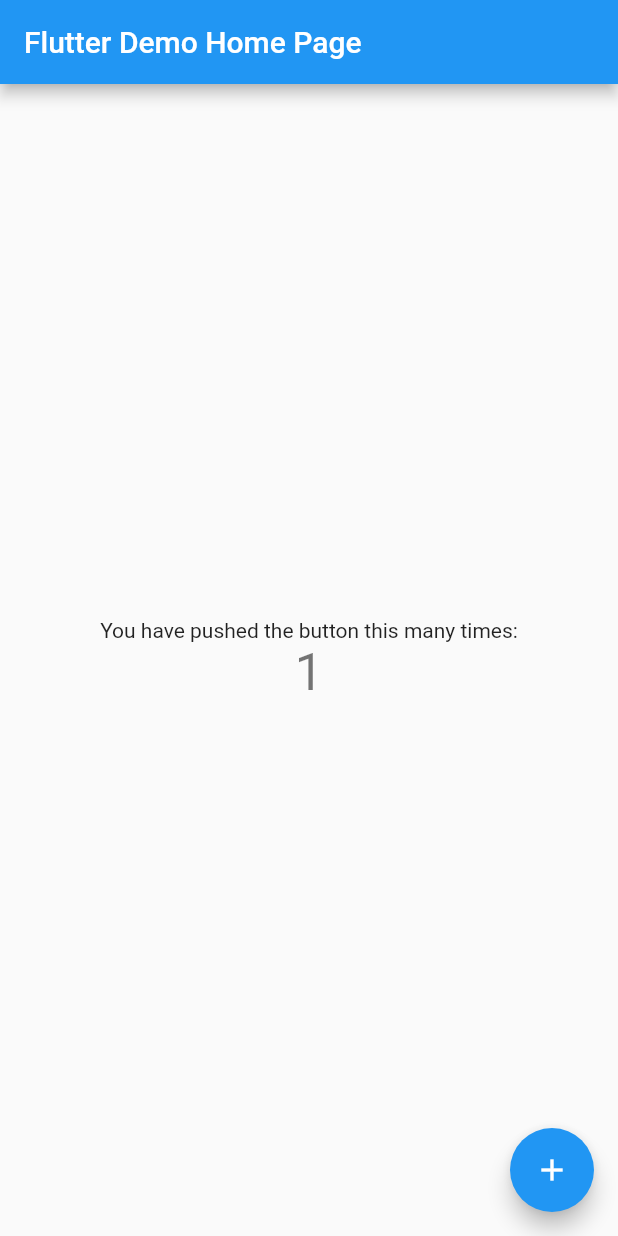
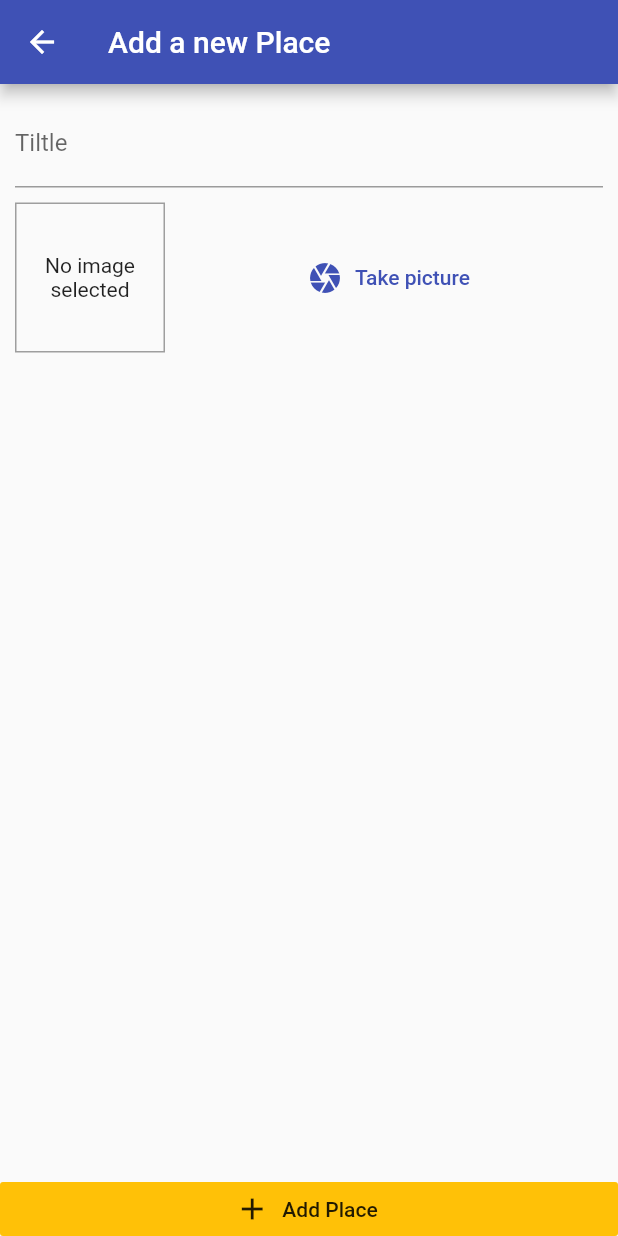
Before and after one commit to Thashatse/Flutter-Places-App, a Flutter app: the screen it shows after launch, after a tap on the "add" icon, on a phone screen of 412 x 824 dp. Run offline on Flutter 3.47's test engine with Material 2 defaults, Android fonts, the phone set to English and light mode, and no system bars; our stand-ins replace image_picker.

Commit message:
Added 'Add Place' functionality.
Added functionality for users to add a place and view a list of added places.

```diff
--- /dev/null
+++ b/places/lib/Models/place.dart
@@ -0,0 +1,28 @@
+import 'dart:io';
+import 'package:flutter/foundation.dart';
+
+class Place {
+  final String id;
+  final String title;
+  final PlaceLocation? location;
+  final File image;
+
+  Place({
+    required this.id,
+    required this.title,
+    required this.image,
+    this.location,
+  });
+}
+
+class PlaceLocation {
+  final double latitude;
+  final double longitude;
+  final String address;
+
+  PlaceLocation({
+    required this.latitude,
+    required this.longitude,
+    this.address = "",
+  });
+}
--- /dev/null
+++ b/places/lib/Providers/great_places.dart
@@ -0,0 +1,23 @@
+import 'package:flutter/foundation.dart';
+import 'dart:io';
+//models
+import '../Models/place.dart';
+
+class GreatPlaces with ChangeNotifier {
+  final List<Place> _items = [];
+
+  List<Place> get items {
+    return [..._items];
+  }
+
+  void addPlace(String title, File image) {
+    final newPlace = Place(
+      id: DateTime.now().toIso8601String(),
+      title: title,
+      location: null,
+      image: image,
+    );
+    _items.add(newPlace);
+    notifyListeners();
+  }
+}
--- /dev/null
+++ b/places/lib/Screens/add_place_screen.dart
@@ -0,0 +1,91 @@
+import 'package:flutter/material.dart';
+import 'package:provider/provider.dart';
+import 'dart:io';
+//Providers
+import 'package:places/Providers/great_places.dart';
+//widgets
+import 'package:places/Widgets/image_imput.dart';
+
+class AddPlaceScreen extends StatefulWidget {
+  static String routeName = "/add-place";
+
+  const AddPlaceScreen({super.key});
+
+  @override
+  State<AddPlaceScreen> createState() => _AddPlaceScreenState();
+}
+
+class _AddPlaceScreenState extends State<AddPlaceScreen> {
+  final _titleController = TextEditingController();
+  late File _pickedImage;
+
+  void _selectImage(File pickedImage) {
+    _pickedImage = pickedImage;
+  }
+
+  void _savePlace() {
+    if (_titleController.text.isEmpty || _pickedImage == null) {
+      showDialog(
+        context: context,
+        builder: (BuildContext context) => new AlertDialog(
+          title: Text('Requiered Field Incompleate'),
+          content: Text('A Title and Image are requiered'),
+          actions: <Widget>[
+            IconButton(
+              onPressed: () => Navigator.pop(context),
+              icon: Icon(Icons.close),
+            )
+          ],
+        ),
+      );
+      return;
+    }
+
+    Provider.of<GreatPlaces>(
+      context,
+      listen: false,
+    ).addPlace(_titleController.text, _pickedImage);
+    Navigator.of(context).pop();
+  }
+
+  @override
+  Widget build(BuildContext context) {
+    return Scaffold(
+      appBar: AppBar(
+        title: Text('Add a new Place'),
+        actions: [],
+      ),
+      body: Column(
+          crossAxisAlignment: CrossAxisAlignment.stretch,
+          children: <Widget>[
+            Expanded(
+              child: SingleChildScrollView(
+                child: Padding(
+                  padding: const EdgeInsets.all(10.0),
+                  child: Column(
+                    children: <Widget>[
+                      TextField(
+                        decoration: InputDecoration(labelText: 'Tiltle'),
+                        controller: _titleController,
+                      ),
+                      SizedBox(
+                        height: 10,
+                      ),
+                      ImageInput(onSelectImage: _selectImage)
+                    ],
+                  ),
+                ),
+              ),
+            ),
+            RaisedButton.icon(
+              onPressed: _savePlace,
+              label: Text('Add Place'),
+              icon: Icon(Icons.add),
+              elevation: 0,
+              materialTapTargetSize: MaterialTapTargetSize.shrinkWrap,
+              color: Theme.of(context).accentColor,
+            )
+          ]),
+    );
+  }
+}
--- /dev/null
+++ b/places/lib/Screens/places_list_screen.dart
@@ -0,0 +1,51 @@
+import 'package:flutter/material.dart';
+import 'package:places/Screens/add_place_screen.dart';
+import 'package:provider/provider.dart';
+//Providers
+import 'package:places/Providers/great_places.dart';
+
+class PlacesListScreen extends StatelessWidget {
+  const PlacesListScreen({super.key});
+
+  @override
+  Widget build(BuildContext context) {
+    return Scaffold(
+      appBar: AppBar(
+        title: Text('My Places'),
+        actions: <Widget>[
+          IconButton(
+            onPressed: () {
+              Navigator.of(context).pushNamed(AddPlaceScreen.routeName);
+            },
+            icon: Icon(Icons.add),
+          ),
+        ],
+      ),
+      body: Consumer<GreatPlaces>(
+        child: const Padding(
+          padding: EdgeInsets.all(25),
+          child: Center(
+            child: Text('No place yet :('),
+          ),
+        ),
+        builder: (context, greatPlaces, child) => greatPlaces.items.isEmpty
+            ? child!
+            : ListView.builder(
+                itemCount: greatPlaces.items.length,
+                itemBuilder: ((context, index) {
+                  final item = greatPlaces.items[index];
+                  return ListTile(
+                    leading: CircleAvatar(
+                      backgroundImage: FileImage(item.image),
+                    ),
+                    title: Text(item.title),
+                    onTap: (() {
+                      //go te detail screen
+                    }),
+                  );
+                }),
+              ),
+      ),
+    );
+  }
+}
--- /dev/null
+++ b/places/lib/Widgets/image_imput.dart
@@ -0,0 +1,80 @@
+import 'package:flutter/material.dart';
+import 'package:image_picker/image_picker.dart';
+import 'package:path/path.dart' as path;
+import 'package:path_provider/path_provider.dart' as sysPath;
+import 'dart:io';
+
+class ImageInput extends StatefulWidget {
+  final Function onSelectImage;
+
+  const ImageInput({super.key, required this.onSelectImage});
+
+  @override
+  State<ImageInput> createState() => _ImageInputState();
+}
+
+class _ImageInputState extends State<ImageInput> {
+  File? _storedImage;
+
+  Future<void> _takePicture() async {
+    final picker = ImagePicker();
+    final imageFile = await picker.pickImage(
+      source: ImageSource.camera,
+      maxWidth: 600,
+    );
+
+    if (imageFile != null) {
+      File imageFile_File = File(imageFile.path);
+
+      setState(() {
+        _storedImage = imageFile_File;
+      });
+
+      final appDir = await sysPath.getApplicationDocumentsDirectory();
+      final fileName = path.basename(imageFile.path);
+      final savedImage =
+          await imageFile_File.copy('${appDir.path}/${fileName}');
+      widget.onSelectImage(imageFile_File);
+    }
+  }
+
+  @override
+  Widget build(BuildContext context) {
+    return Row(
+      children: <Widget>[
+        Container(
+          width: 100,
+          height: 100,
+          decoration: BoxDecoration(
+            border: Border.all(
+              width: 1,
+              color: Colors.grey,
+            ),
+          ),
+          alignment: Alignment.center,
+          child: _storedImage != null
+              ? Image.file(
+                  _storedImage!,
+                  fit: BoxFit.cover,
+                  width: double.infinity,
+                )
+              : Text(
+                  'No image selected',
+                  textAlign: TextAlign.center,
+                ),
+        ),
+        SizedBox(
+          width: 10,
+        ),
+        Expanded(
+          child: FlatButton.icon(
+            onPressed: _takePicture,
+            icon: Icon(Icons.camera),
+            label: Text('Take picture'),
+            textColor: Theme.of(context).primaryColor,
+          ),
+        )
+      ],
+    );
+  }
+}
--- a/places/lib/main.dart
+++ b/places/lib/main.dart
@@ -1,115 +1,27 @@
 import 'package:flutter/material.dart';
+import 'package:places/Providers/great_places.dart';
+import 'package:places/Screens/add_place_screen.dart';
+import 'package:places/Screens/places_list_screen.dart';
+import 'package:provider/provider.dart';
 
-void main() {
-  runApp(const MyApp());
-}
+void main() => runApp(MyApp());
 
 class MyApp extends StatelessWidget {
-  const MyApp({Key? key}) : super(key: key);
-
-  // This widget is the root of your application.
   @override
   Widget build(BuildContext context) {
-    return MaterialApp(
-      title: 'Flutter Demo',
-      theme: ThemeData(
-        // This is the theme of your application.
-        //
-        // Try running your application with "flutter run". You'll see the
-        // application has a blue toolbar. Then, without quitting the app, try
-        // changing the primarySwatch below to Colors.green and then invoke
-        // "hot reload" (press "r" in the console where you ran "flutter run",
-        // or simply save your changes to "hot reload" in a Flutter IDE).
-        // Notice that the counter didn't reset back to zero; the application
-        // is not restarted.
-        primarySwatch: Colors.blue,
+    return ChangeNotifierProvider.value(
+      value: GreatPlaces(),
+      child: MaterialApp(
+        title: 'Great Places',
+        theme: ThemeData(
+          primarySwatch: Colors.indigo,
+          accentColor: Colors.amber,
+        ),
+        home: PlacesListScreen(),
+        routes: {
+          AddPlaceScreen.routeName: (ctx) => AddPlaceScreen(),
+        },
       ),
-      home: const MyHomePage(title: 'Flutter Demo Home Page'),
     );
   }
 }
-
-class MyHomePage extends StatefulWidget {
-  const MyHomePage({Key? key, required this.title}) : super(key: key);
-
-  // This widget is the home page of your application. It is stateful, meaning
-  // that it has a State object (defined below) that contains fields that affect
-  // how it looks.
-
-  // This class is the configuration for the state. It holds the values (in this
-  // case the title) provided by the parent (in this case the App widget) and
-  // used by the build method of the State. Fields in a Widget subclass are
-  // always marked "final".
-
-  final String title;
-
-  @override
-  State<MyHomePage> createState() => _MyHomePageState();
-}
-
-class _MyHomePageState extends State<MyHomePage> {
-  int _counter = 0;
-
-  void _incrementCounter() {
-    setState(() {
-      // This call to setState tells the Flutter framework that something has
-      // changed in this State, which causes it to rerun the build method below
-      // so that the display can reflect the updated values. If we changed
-      // _counter without calling setState(), then the build method would not be
-      // called again, and so nothing would appear to happen.
-      _counter++;
-    });
-  }
-
-  @override
-  Widget build(BuildContext context) {
-    // This method is rerun every time setState is called, for instance as done
-    // by the _incrementCounter method above.
-    //
-    // The Flutter framework has been optimized to make rerunning build methods
-    // fast, so that you can just rebuild anything that needs updating rather
-    // than having to individually change instances of widgets.
-    return Scaffold(
-      appBar: AppBar(
-        // Here we take the value from the MyHomePage object that was created by
-        // the App.build method, and use it to set our appbar title.
-        title: Text(widget.title),
-      ),
-      body: Center(
-        // Center is a layout widget. It takes a single child and positions it
-        // in the middle of the parent.
-        child: Column(
-          // Column is also a layout widget. It takes a list of children and
-          // arranges them vertically. By default, it sizes itself to fit its
-          // children horizontally, and tries to be as tall as its parent.
-          //
-          // Invoke "debug painting" (press "p" in the console, choose the
-          // "Toggle Debug Paint" action from the Flutter Inspector in Android
-          // Studio, or the "Toggle Debug Paint" command in Visual Studio Code)
-          // to see the wireframe for each widget.
-          //
-          // Column has various properties to control how it sizes itself and
-          // how it positions its children. Here we use mainAxisAlignment to
-          // center the children vertically; the main axis here is the vertical
-          // axis because Columns are vertical (the cross axis would be
-          // horizontal).
-          mainAxisAlignment: MainAxisAlignment.center,
-          children: <Widget>[
-            const Text(
-              'You have pushed the button this many times:',
-            ),
-            Text(
-              '$_counter',
-              style: Theme.of(context).textTheme.headline4,
-            ),
-          ],
-        ),
-      ),
-      floatingActionButton: FloatingActionButton(
-        onPressed: _incrementCounter,
-        tooltip: 'Increment',
-        child: const Icon(Icons.add),
-      ), // This trailing comma makes auto-formatting nicer for build methods.
-    );
-  }
-}
--- a/places/pubspec.yaml
+++ b/places/pubspec.yaml
@@ -45,6 +45,10 @@ dev_dependencies:
   # package. See that file for information about deactivating specific lint
   # rules and activating additional ones.
   flutter_lints: ^2.0.0
+  provider: ^6.0.3
+  image_picker: ^0.8.5+3
+  path: ^1.8.1
+  path_provider: ^2.0.11
 
 # For information on the generic Dart part of this file, see the
 # following page: https://dart.dev/tools/pub/pubspec
```
Also changed, not shown: places/lib/Screens/place_detail_screen.dart (added), places/pubspec.lock, 2 other files.
